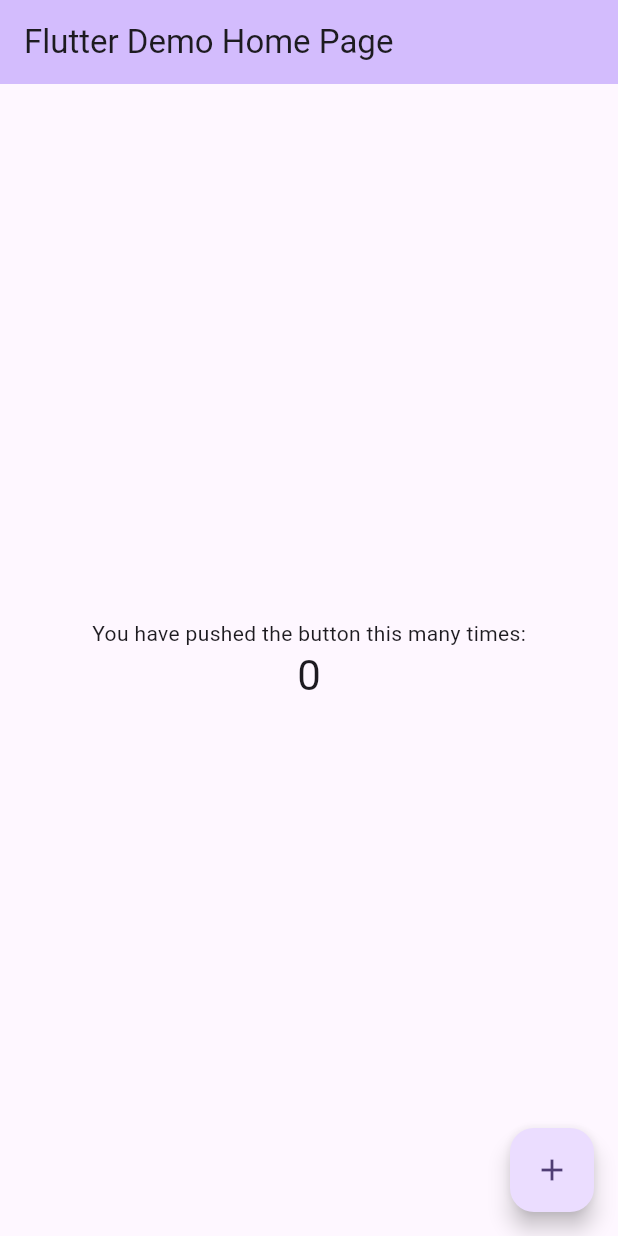
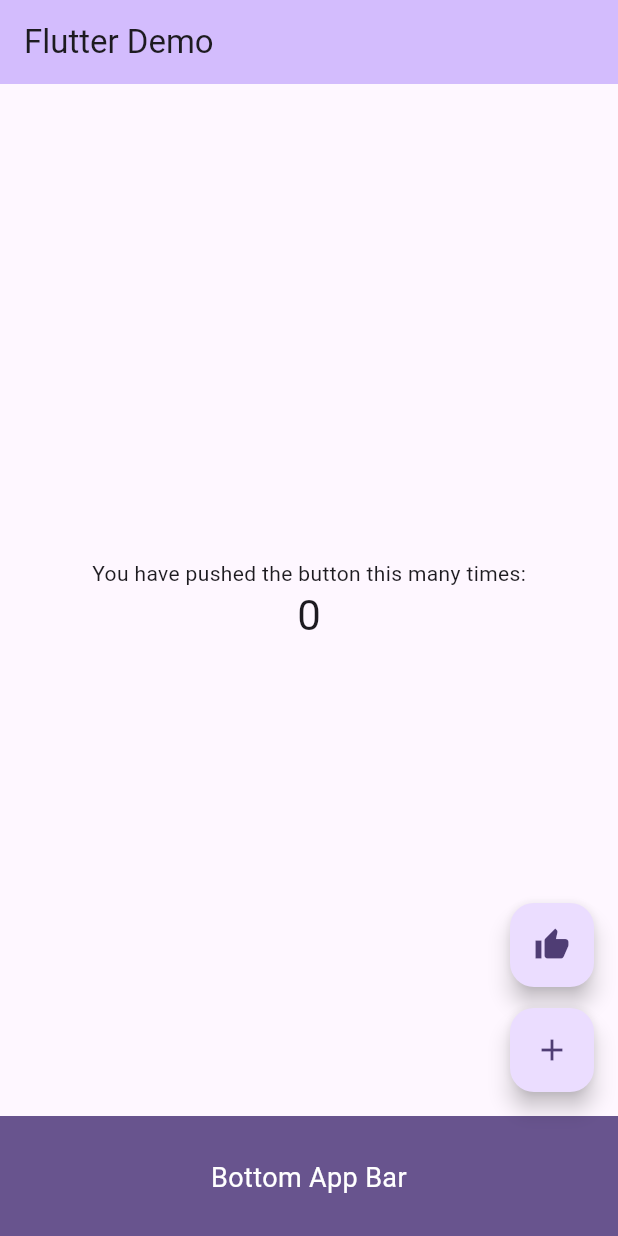
Before and after one commit to lswteen/flutter_application_demo, a Flutter app: the screen it shows after launch, on a phone screen of 412 x 824 dp. Run offline on Flutter 3.47's test engine with Material 3 defaults, Android fonts, the phone set to English and light mode, and no system bars.

```diff
--- a/lib/main.dart
+++ b/lib/main.dart
@@ -1,5 +1,5 @@
 import 'package:flutter/material.dart';
-
+import 'package:provider/provider.dart';
 
 void main() {
   runApp(const MyApp());
@@ -14,41 +14,16 @@ class MyApp extends StatelessWidget {
     return MaterialApp(
       title: 'Flutter Demo',
       theme: ThemeData(
-        // This is the theme of your application.
-        //
-        // TRY THIS: Try running your application with "flutter run". You'll see
-        // the application has a purple toolbar. Then, without quitting the app,
-        // try changing the seedColor in the colorScheme below to Colors.green
-        // and then invoke "hot reload" (save your changes or press the "hot
-        // reload" button in a Flutter-supported IDE, or press "r" if you used
-        // the command line to start the app).
-        //
-        // Notice that the counter didn't reset back to zero; the application
-        // state is not lost during the reload. To reset the state, use hot
-        // restart instead.
-        //
-        // This works for code too, not just values: Most code changes can be
-        // tested with just a hot reload.
         colorScheme: ColorScheme.fromSeed(seedColor: Colors.deepPurple),
         useMaterial3: true,
       ),
-      home: const MyHomePage(title: 'Flutter Demo Home Page'),
+      home: const MyHomePage(title: 'Flutter Demo'),
     );
   }
 }
 
 class MyHomePage extends StatefulWidget {
   const MyHomePage({super.key, required this.title});
-
-  // This widget is the home page of your application. It is stateful, meaning
-  // that it has a State object (defined below) that contains fields that affect
-  // how it looks.
-
-  // This class is the configuration for the state. It holds the values (in this
-  // case the title) provided by the parent (in this case the App widget) and
-  // used by the build method of the State. Fields in a Widget subclass are
-  // always marked "final".
-
   final String title;
 
   @override
@@ -60,50 +35,28 @@ class _MyHomePageState extends State<MyHomePage> {
 
   void _incrementCounter() {
     setState(() {
-      // This call to setState tells the Flutter framework that something has
-      // changed in this State, which causes it to rerun the build method below
-      // so that the display can reflect the updated values. If we changed
-      // _counter without calling setState(), then the build method would not be
-      // called again, and so nothing would appear to happen.
       _counter++;
     });
   }
 
+  void _likeButtonPressed() {
+    ScaffoldMessenger.of(context).showSnackBar(
+      const SnackBar(
+        content: Text('Liked!'),
+        duration: Duration(seconds: 1), // 추가: Snackbar가 사라지는 시간을 조정
+      ),
+    );
+  }
+
   @override
   Widget build(BuildContext context) {
-    // This method is rerun every time setState is called, for instance as done
-    // by the _incrementCounter method above.
-    //
-    // The Flutter framework has been optimized to make rerunning build methods
-    // fast, so that you can just rebuild anything that needs updating rather
-    // than having to individually change instances of widgets.
     return Scaffold(
       appBar: AppBar(
-        // TRY THIS: Try changing the color here to a specific color (to
-        // Colors.amber, perhaps?) and trigger a hot reload to see the AppBar
-        // change color while the other colors stay the same.
         backgroundColor: Theme.of(context).colorScheme.inversePrimary,
-        // Here we take the value from the MyHomePage object that was created by
-        // the App.build method, and use it to set our appbar title.
         title: Text(widget.title),
       ),
       body: Center(
-        // Center is a layout widget. It takes a single child and positions it
-        // in the middle of the parent.
         child: Column(
-          // Column is also a layout widget. It takes a list of children and
-          // arranges them vertically. By default, it sizes itself to fit its
-          // children horizontally, and tries to be as tall as its parent.
-          //
-          // Column has various properties to control how it sizes itself and
-          // how it positions its children. Here we use mainAxisAlignment to
-          // center the children vertically; the main axis here is the vertical
-          // axis because Columns are vertical (the cross axis would be
-          // horizontal).
-          //
-          // TRY THIS: Invoke "debug painting" (choose the "Toggle Debug Paint"
-          // action in the IDE, or press "p" in the console), to see the
-          // wireframe for each widget.
           mainAxisAlignment: MainAxisAlignment.center,
           children: <Widget>[
             const Text(
@@ -116,11 +69,37 @@ class _MyHomePageState extends State<MyHomePage> {
           ],
         ),
       ),
-      floatingActionButton: FloatingActionButton(
-        onPressed: _incrementCounter,
-        tooltip: 'Increment',
-        child: const Icon(Icons.add),
-      ), // This trailing comma makes auto-formatting nicer for build methods.
+      floatingActionButton: Stack(
+        alignment: Alignment.bottomRight,
+        children: <Widget>[
+          Padding(
+            padding: const EdgeInsets.only(bottom: 70.0),
+            child: FloatingActionButton(
+              onPressed: _likeButtonPressed,
+              tooltip: 'Like',
+              child: const Icon(Icons.thumb_up),
+            ),
+          ),
+          FloatingActionButton(
+            onPressed: _incrementCounter,
+            tooltip: 'Increment',
+            child: const Icon(Icons.add),
+          )
+        ],
+      ),
+
+      // This trailing comma makes auto-formatting nicer for build methods.
+      bottomNavigationBar: BottomAppBar(
+        color: Theme.of(context).colorScheme.primary,
+        child: Padding(
+          padding: const EdgeInsets.all(16.0),
+          child: Text(
+            'Bottom App Bar',
+            style: TextStyle(color: Colors.white, fontSize: 18),
+            textAlign: TextAlign.center,
+          ),
+        ),
+      ),
     );
   }
 }
```
